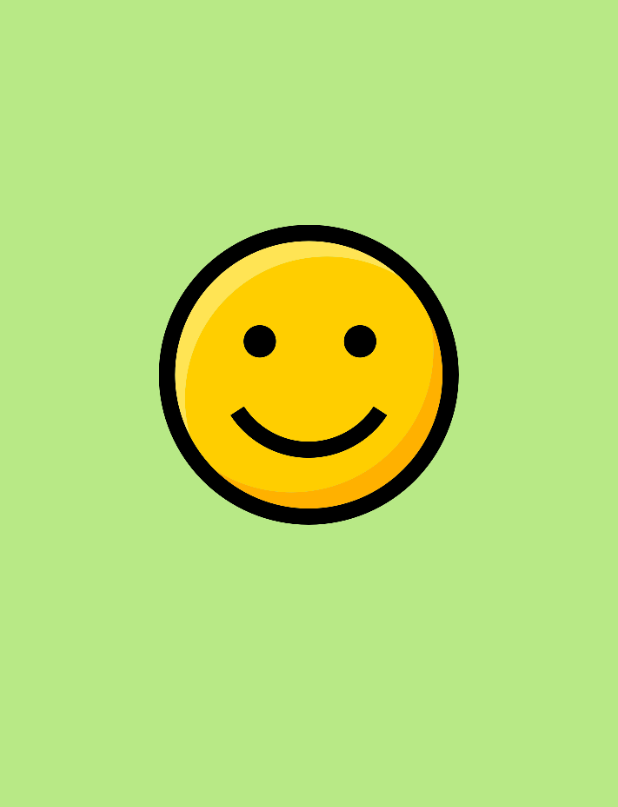
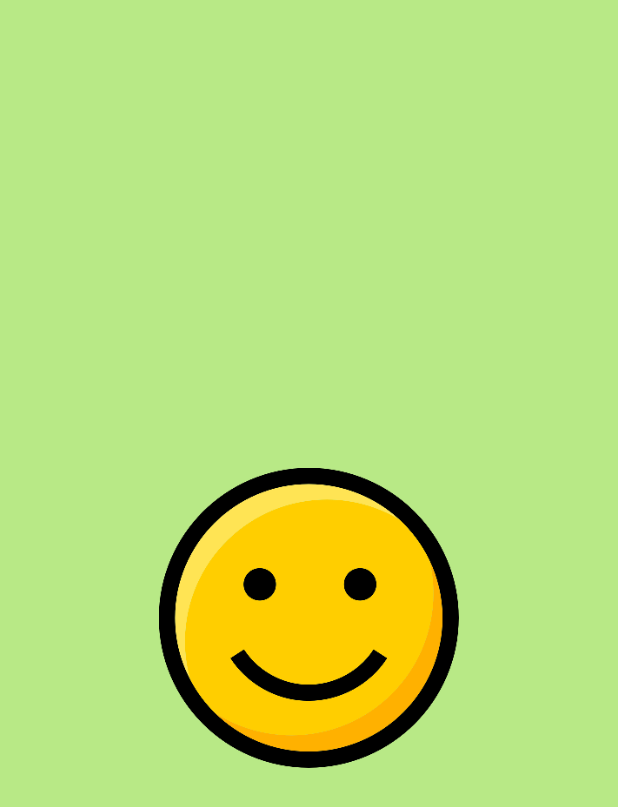
Before and after one commit to Mathieu72000/MoodTracker, an Android app: the fragment MoodFragment shown on its own in the app's theme, on a phone screen of 412 x 824 dp. Shown: the top 807 px of the screen. Run offline under Robolectric (Android 15) with nearby library versions, the phone set to English and light mode, and no system bars.

Commit message:
Redesigned the main layout and the fragment layout

```diff
--- a/app/build.gradle
+++ b/app/build.gradle
@@ -19,7 +19,6 @@ android {
 }
 
 dependencies {
-    implementation 'com.github.castorflex.verticalviewpager:library:19.0.1'
     implementation fileTree(dir: 'libs', include: ['*.jar'])
     implementation 'com.android.support:appcompat-v7:27.1.1'
     implementation 'com.android.support.constraint:constraint-layout:1.1.2'
--- a/app/src/main/res/layout/fragment_mood.xml
+++ b/app/src/main/res/layout/fragment_mood.xml
@@ -1,11 +1,9 @@
 <?xml version="1.0" encoding="utf-8"?>
-<LinearLayout
+<RelativeLayout
     xmlns:android="http://schemas.android.com/apk/res/android"
     xmlns:tools="http://schemas.android.com/tools"
-    android:id="@+id/frag"
     android:layout_width="match_parent"
     android:layout_height="match_parent"
-    android:orientation="vertical"
     tools:background="#ffb8e986"
     tools:context=".Fragments.MoodFragment">
 
@@ -13,8 +11,8 @@
             android:id="@+id/mood_img"
             android:layout_width="200dp"
             android:layout_height="200dp"
-            android:layout_gravity="center_horizontal"
+            android:layout_centerInParent="true"
             android:layout_marginTop="150dp"
             tools:src="@drawable/smiley_happy" />
 
-</LinearLayout>
+</RelativeLayout>
```
Also changed, not shown: app/src/main/res/layout/activity_main.xml (+18 -17 lines).
